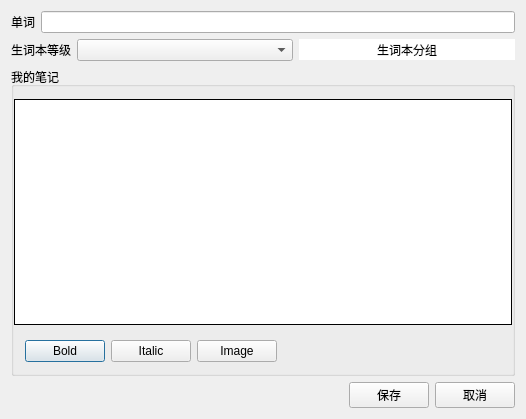
Old version of the form study_editor.ui in the repository eudic/eudic_win32_localize.
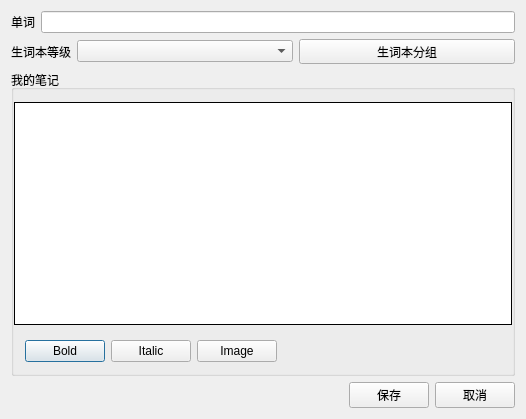
New version of the form.

Patch:
```diff
--- a/study_editor.ui
+++ b/study_editor.ui
@@ -60,7 +60,7 @@
         </sizepolicy>
        </property>
        <property name="styleSheet">
-        <string notr="true">background-color:white;border:1px</string>
+        <string notr="true"/>
        </property>
        <property name="text">
         <string>生词本分组</string>
```
